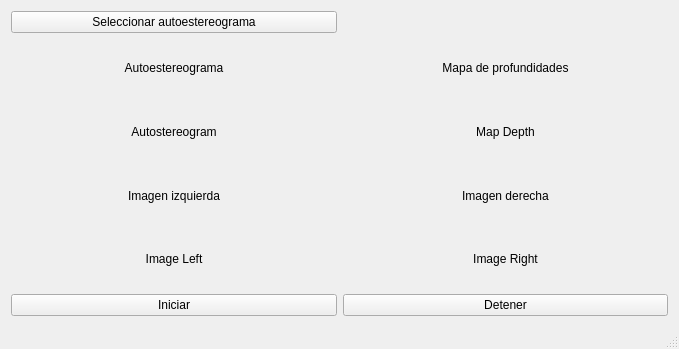
This is mainwindow.ui in debihiga/AutostereogramSolver as Qt 5 draws it before an edit. The edited form follows.
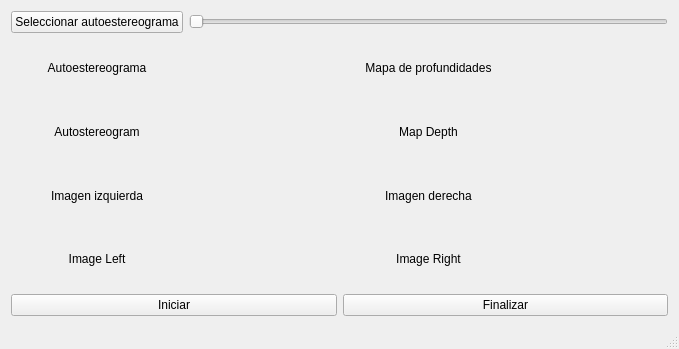
This is the edited form.

Commit message: Added slider to scale grayscale from disparity map. Removed unused files.

```diff
--- a/mainwindow.ui
+++ b/mainwindow.ui
@@ -104,6 +104,19 @@
         </property>
        </widget>
       </item>
+      <item row="1" column="1">
+       <widget class="QSlider" name="slider_q">
+        <property name="sizePolicy">
+         <sizepolicy hsizetype="Expanding" vsizetype="Fixed">
+          <horstretch>0</horstretch>
+          <verstretch>0</verstretch>
+         </sizepolicy>
+        </property>
+        <property name="orientation">
+         <enum>Qt::Horizontal</enum>
+        </property>
+       </widget>
+      </item>
      </layout>
     </item>
     <item>
@@ -118,7 +131,7 @@
       <item>
        <widget class="QPushButton" name="btn_stop">
         <property name="text">
-         <string>Detener</string>
+         <string>Finalizar</string>
         </property>
        </widget>
       </item>
```
The commit also changes 90 other files.
